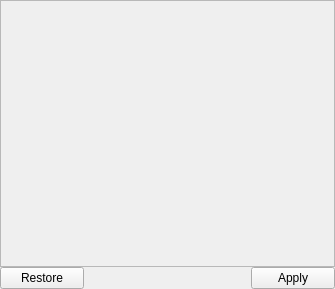
Qt form src/widgets/cameracontrolswidget.ui (GuLinux/PlanetaryImager) before a commit.
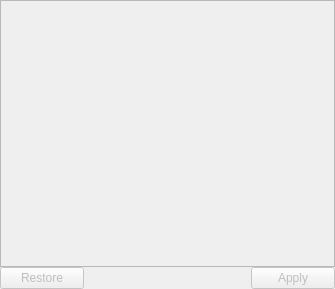
The same form after that commit.

Commit message: Enable/disable buttons based on pending values

Diff of the .ui file:
```diff
--- a/src/widgets/cameracontrolswidget.ui
+++ b/src/widgets/cameracontrolswidget.ui
@@ -31,6 +31,9 @@
    </property>
    <item row="1" column="0">
     <widget class="QPushButton" name="restore">
+     <property name="enabled">
+      <bool>false</bool>
+     </property>
      <property name="text">
       <string>Restore</string>
      </property>
@@ -38,6 +41,9 @@
    </item>
    <item row="1" column="3">
     <widget class="QPushButton" name="apply">
+     <property name="enabled">
+      <bool>false</bool>
+     </property>
      <property name="text">
       <string>Apply</string>
      </property>
```
Left out of the diff: 2 changed lines with no effect on the pictures. The commit also changes 1 other file.
